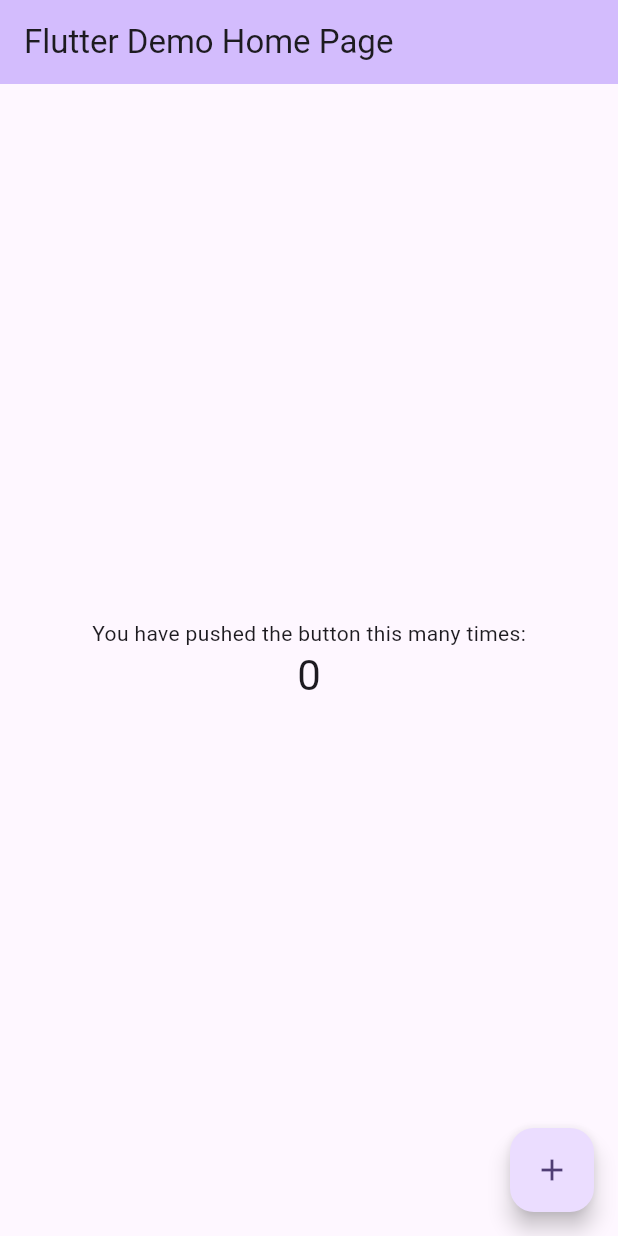
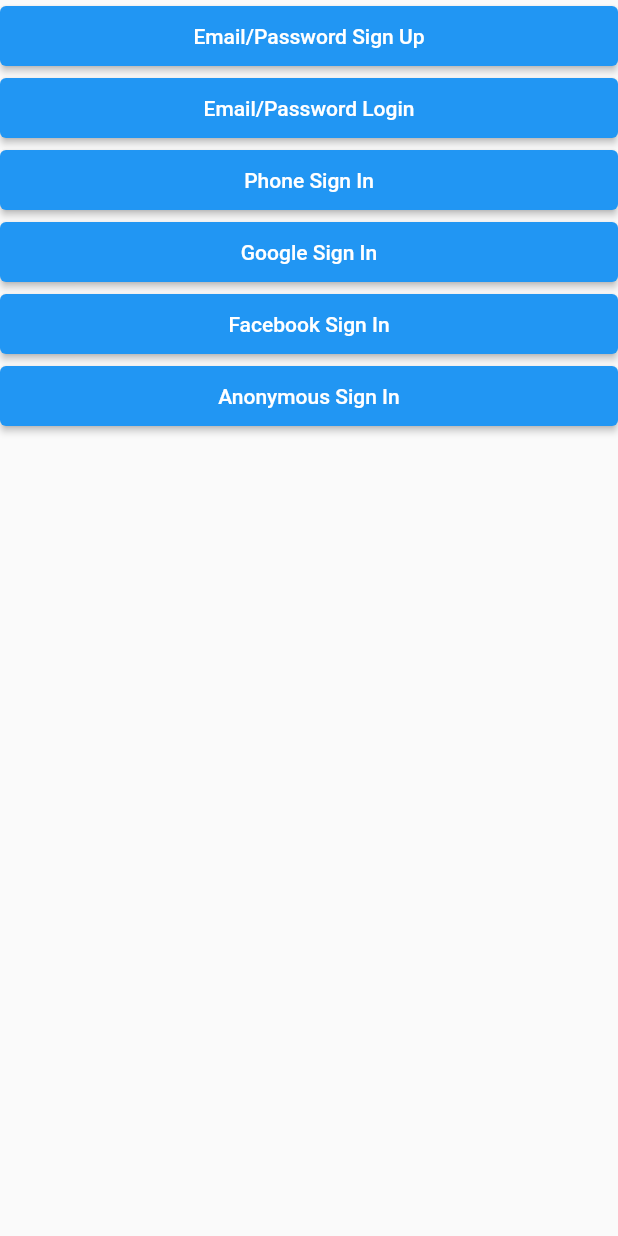
Before and after one commit to singh3abhi/Firebase-Authentication, a Flutter app: the screen it shows after launch, on a phone screen of 412 x 824 dp. Run offline on Flutter 3.47's test engine with Material 2 defaults, Android fonts, the phone set to English and light mode, and no system bars.

Commit message:
Base Project

```diff
--- a/lib/main.dart
+++ b/lib/main.dart
@@ -1,3 +1,7 @@
+import 'package:firebase_authentication/screens/login_email_password.dart';
+import 'package:firebase_authentication/screens/login_screen.dart';
+import 'package:firebase_authentication/screens/phone_screen.dart';
+import 'package:firebase_authentication/screens/signup_email_password_screen.dart';
 import 'package:flutter/material.dart';
 
 void main() {
@@ -7,119 +11,18 @@ void main() {
 class MyApp extends StatelessWidget {
   const MyApp({super.key});
 
-  // This widget is the root of your application.
   @override
   Widget build(BuildContext context) {
     return MaterialApp(
-      title: 'Flutter Demo',
-      theme: ThemeData(
-        // This is the theme of your application.
-        //
-        // TRY THIS: Try running your application with "flutter run". You'll see
-        // the application has a blue toolbar. Then, without quitting the app,
-        // try changing the seedColor in the colorScheme below to Colors.green
-        // and then invoke "hot reload" (save your changes or press the "hot
-        // reload" button in a Flutter-supported IDE, or press "r" if you used
-        // the command line to start the app).
-        //
-        // Notice that the counter didn't reset back to zero; the application
-        // state is not lost during the reload. To reset the state, use hot
-        // restart instead.
-        //
-        // This works for code too, not just values: Most code changes can be
-        // tested with just a hot reload.
-        colorScheme: ColorScheme.fromSeed(seedColor: Colors.deepPurple),
-        useMaterial3: true,
-      ),
-      home: const MyHomePage(title: 'Flutter Demo Home Page'),
+      debugShowCheckedModeBanner: false,
+      title: 'Flutter Firebase Auth Demo',
+      theme: ThemeData(primarySwatch: Colors.blue),
+      home: const LoginScreen(),
+      routes: {
+        EmailPasswordSignUp.routeName: (context) => const EmailPasswordSignUp(),
+        EmailPasswordLogin.routeName: (context) => const EmailPasswordLogin(),
+        PhoneScreen.routeName: (context) => const PhoneScreen(),
+      },
     );
   }
 }
-
-class MyHomePage extends StatefulWidget {
-  const MyHomePage({super.key, required this.title});
-
-  // This widget is the home page of your application. It is stateful, meaning
-  // that it has a State object (defined below) that contains fields that affect
-  // how it looks.
-
-  // This class is the configuration for the state. It holds the values (in this
-  // case the title) provided by the parent (in this case the App widget) and
-  // used by the build method of the State. Fields in a Widget subclass are
-  // always marked "final".
-
-  final String title;
-
-  @override
-  State<MyHomePage> createState() => _MyHomePageState();
-}
-
-class _MyHomePageState extends State<MyHomePage> {
-  int _counter = 0;
-
-  void _incrementCounter() {
-    setState(() {
-      // This call to setState tells the Flutter framework that something has
-      // changed in this State, which causes it to rerun the build method below
-      // so that the display can reflect the updated values. If we changed
-      // _counter without calling setState(), then the build method would not be
-      // called again, and so nothing would appear to happen.
-      _counter++;
-    });
-  }
-
-  @override
-  Widget build(BuildContext context) {
-    // This method is rerun every time setState is called, for instance as done
-    // by the _incrementCounter method above.
-    //
-    // The Flutter framework has been optimized to make rerunning build methods
-    // fast, so that you can just rebuild anything that needs updating rather
-    // than having to individually change instances of widgets.
-    return Scaffold(
-      appBar: AppBar(
-        // TRY THIS: Try changing the color here to a specific color (to
-        // Colors.amber, perhaps?) and trigger a hot reload to see the AppBar
-        // change color while the other colors stay the same.
-        backgroundColor: Theme.of(context).colorScheme.inversePrimary,
-        // Here we take the value from the MyHomePage object that was created by
-        // the App.build method, and use it to set our appbar title.
-        title: Text(widget.title),
-      ),
-      body: Center(
-        // Center is a layout widget. It takes a single child and positions it
-        // in the middle of the parent.
-        child: Column(
-          // Column is also a layout widget. It takes a list of children and
-          // arranges them vertically. By default, it sizes itself to fit its
-          // children horizontally, and tries to be as tall as its parent.
-          //
-          // Column has various properties to control how it sizes itself and
-          // how it positions its children. Here we use mainAxisAlignment to
-          // center the children vertically; the main axis here is the vertical
-          // axis because Columns are vertical (the cross axis would be
-          // horizontal).
-          //
-          // TRY THIS: Invoke "debug painting" (choose the "Toggle Debug Paint"
-          // action in the IDE, or press "p" in the console), to see the
-          // wireframe for each widget.
-          mainAxisAlignment: MainAxisAlignment.center,
-          children: <Widget>[
-            const Text(
-              'You have pushed the button this many times:',
-            ),
-            Text(
-              '$_counter',
-              style: Theme.of(context).textTheme.headlineMedium,
-            ),
-          ],
-        ),
-      ),
-      floatingActionButton: FloatingActionButton(
-        onPressed: _incrementCounter,
-        tooltip: 'Increment',
-        child: const Icon(Icons.add),
-      ), // This trailing comma makes auto-formatting nicer for build methods.
-    );
-  }
-}
--- /dev/null
+++ b/lib/screens/login_screen.dart
@@ -0,0 +1,56 @@
+import 'package:firebase_authentication/screens/login_email_password.dart';
+import 'package:firebase_authentication/screens/phone_screen.dart';
+import 'package:firebase_authentication/screens/signup_email_password_screen.dart';
+import 'package:firebase_authentication/widgets/custom_button.dart';
+import 'package:flutter/material.dart';
+
+class LoginScreen extends StatefulWidget {
+  const LoginScreen({super.key});
+
+  @override
+  State<LoginScreen> createState() => _LoginScreenState();
+}
+
+class _LoginScreenState extends State<LoginScreen> {
+  @override
+  Widget build(BuildContext context) {
+    return Scaffold(
+      body: SafeArea(
+        child: Column(
+          children: [
+            CustomButton(
+              onTap: () {
+                Navigator.pushNamed(context, EmailPasswordSignUp.routeName);
+              },
+              text: 'Email/Password Sign Up',
+            ),
+            CustomButton(
+              onTap: () {
+                Navigator.pushNamed(context, EmailPasswordLogin.routeName);
+              },
+              text: 'Email/Password Login',
+            ),
+            CustomButton(
+              onTap: () {
+                Navigator.pushNamed(context, PhoneScreen.routeName);
+              },
+              text: 'Phone Sign In',
+            ),
+            CustomButton(
+              onTap: () {},
+              text: 'Google Sign In',
+            ),
+            CustomButton(
+              onTap: () {},
+              text: 'Facebook Sign In',
+            ),
+            CustomButton(
+              onTap: () {},
+              text: 'Anonymous Sign In',
+            ),
+          ],
+        ),
+      ),
+    );
+  }
+}
--- /dev/null
+++ b/lib/widgets/custom_button.dart
@@ -0,0 +1,19 @@
+import 'package:flutter/material.dart';
+
+class CustomButton extends StatelessWidget {
+  const CustomButton({super.key, required this.onTap, required this.text});
+
+  final VoidCallback onTap;
+  final String text;
+
+  @override
+  Widget build(BuildContext context) {
+    return ElevatedButton(
+      style: ElevatedButton.styleFrom(
+        minimumSize: const Size(double.infinity, 40),
+      ),
+      onPressed: onTap,
+      child: Text(text),
+    );
+  }
+}
```
Also changed, not shown: lib/screens/login_email_password.dart (added, +65 -0 lines), lib/screens/phone_screen.dart (added, +47 -0 lines), lib/screens/signup_email_password_screen.dart (added, +69 -0 lines), lib/widgets/custom_text_field.dart (added, +46 -0 lines).
